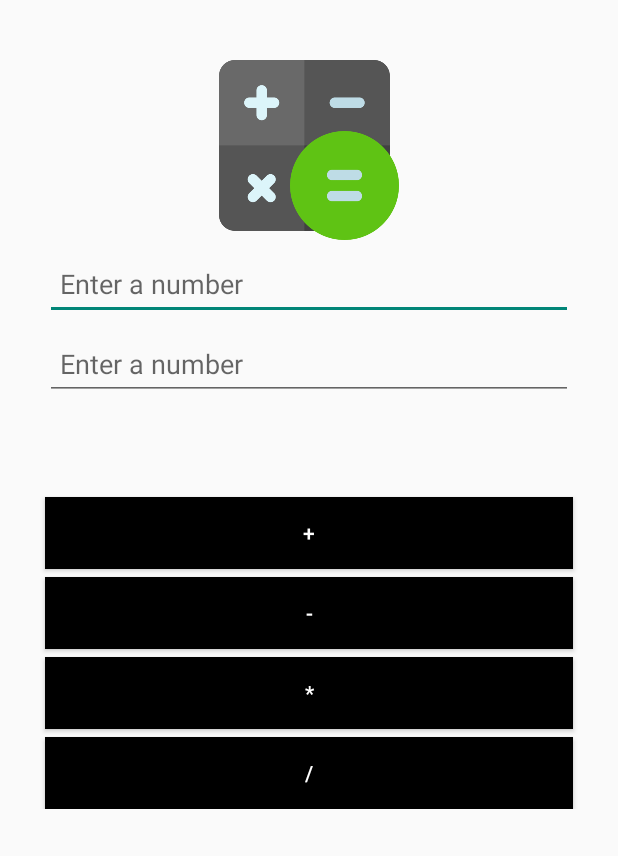
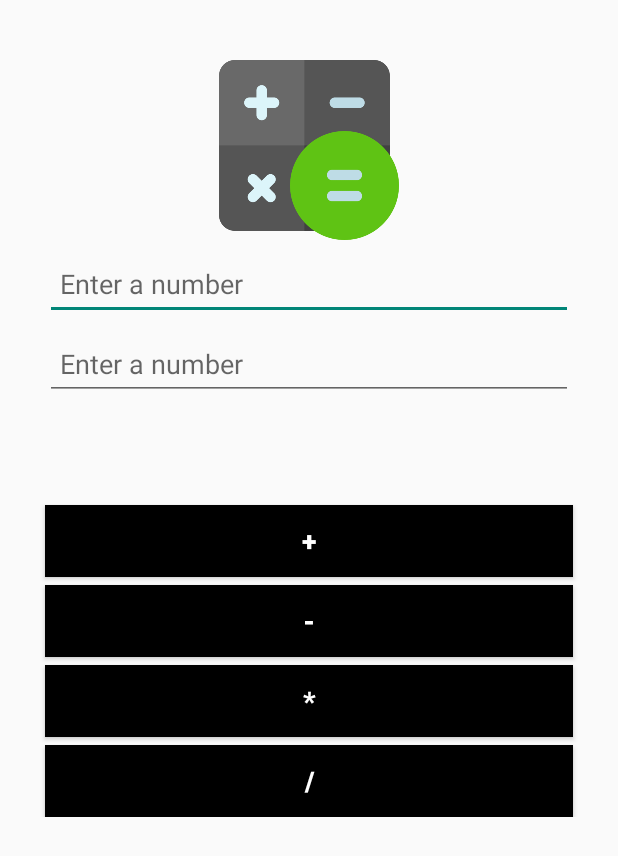
Before and after one commit to viralkumar28/All_Android-Native-, an Android app: the screen it shows after launch (MainActivity), on a phone screen of 412 x 824 dp. Shown: the top 856 px of the screen. Run offline under Robolectric (Android 15) with nearby library versions, the phone set to English and light mode, and no system bars.

Commit message:
Calculator finished

```diff
--- a/app/src/main/java/com/example/all_android/MainActivity.java
+++ b/app/src/main/java/com/example/all_android/MainActivity.java
@@ -2,19 +2,61 @@ package com.example.all_android;
 
 import androidx.appcompat.app.AppCompatActivity;
 
+import android.annotation.SuppressLint;
 import android.os.Bundle;
+import android.view.View;
 import android.widget.Button;
-import android.widget.ImageView;
+import android.widget.EditText;
+import android.widget.TextView;
 
 public class MainActivity extends AppCompatActivity {
-    ImageView imageView1,imageView2,imageView3;
-    Button next;
-    Button pre;
+    EditText firstValue, secondValue;
+    TextView answer;
+    Button add, sub, mul, div;
+
+    @SuppressLint("MissingInflatedId")
     @Override
     protected void onCreate(Bundle savedInstanceState) {
         super.onCreate(savedInstanceState);
         setContentView(R.layout.activity_main);
 
+        firstValue =  findViewById(R.id.editTextNumber);
+        secondValue = findViewById(R.id.editTextNumber2);
 
+        answer = findViewById(R.id.textViewResult);
+
+        add = findViewById(R.id.btnAdd);
+        sub = findViewById(R.id.btnSubtract);
+        mul = findViewById(R.id.btnMultiply);
+        div = findViewById(R.id.btnDivide);
+
+        add.setOnClickListener(view -> {
+            int first, second, result;
+            first = Integer.parseInt(firstValue.getText().toString());
+            second = Integer.parseInt(secondValue.getText().toString());
+            result = first+second;
+            answer.setText("Ans is = "+result);
+        });
+        sub.setOnClickListener(view -> {
+            int first, second, result;
+            first = Integer.parseInt(firstValue.getText().toString());
+            second = Integer.parseInt(secondValue.getText().toString());
+            result = first-second;
+            answer.setText("Ans is = "+result);
+        });
+        mul.setOnClickListener(view -> {
+            int first, second, result;
+            first = Integer.parseInt(firstValue.getText().toString());
+            second = Integer.parseInt(secondValue.getText().toString());
+            result = first*second;
+            answer.setText("Ans is = "+result);
+        });
+        div.setOnClickListener(view -> {
+            int first, second, result;
+            first = Integer.parseInt(firstValue.getText().toString());
+            second = Integer.parseInt(secondValue.getText().toString());
+            result = first/second;
+            answer.setText("Ans is = "+result);
+        });
     }
 }
--- a/app/src/main/res/layout/activity_main.xml
+++ b/app/src/main/res/layout/activity_main.xml
@@ -5,9 +5,9 @@
     xmlns:tools="http://schemas.android.com/tools"
     tools:context=".MainActivity"
     xmlns:android="http://schemas.android.com/apk/res/android">
-<LinearLayout xmlns:android="http://schemas.android.com/apk/res/android"
+<LinearLayout
     android:layout_width="match_parent"
-    android:layout_height="match_parent"
+    android:layout_height="wrap_content"
     android:layout_marginTop="40dp"
     android:orientation="vertical">
     <ImageView
@@ -26,10 +26,11 @@
         android:layout_marginTop="5dp"
         android:layout_marginRight="30dp"
         android:ems="10"
-        android:hint="Enter a number"
+        android:hint="@string/enter_a_number"
         android:inputType="number"
         android:minHeight="48dp"
-        android:padding="10dp" />
+        android:padding="10dp"
+        />
 
     <EditText
         android:id="@+id/editTextNumber2"
@@ -39,43 +40,50 @@
         android:layout_marginTop="5dp"
         android:layout_marginRight="30dp"
         android:ems="10"
-        android:hint="Enter a number"
+        android:hint="@string/enter_a_number"
         android:inputType="number"
         android:minHeight="48dp"
-        android:padding="10dp" />
+        android:padding="10dp"
+        />
 
     <TextView
-        android:id="@+id/textView"
+        android:id="@+id/textViewResult"
         android:layout_width="match_parent"
         android:layout_height="wrap_content"
         android:layout_marginLeft="30dp"
         android:layout_marginTop="5dp"
         android:layout_marginRight="30dp"
-        android:padding="10dp" />
+        android:padding="10dp"
+        android:textSize="18sp"
+        android:textStyle="bold" />
 
     <Button
         android:id="@+id/btnAdd"
         android:layout_width="match_parent"
         android:layout_height="wrap_content"
         android:layout_marginLeft="30dp"
-        android:textColor="@color/white"
         android:layout_marginTop="20dp"
         android:layout_marginRight="30dp"
         android:background="@color/black"
         android:padding="10dp"
-        android:text="+" />
+        android:text="@string/plus"
+        android:textColor="@color/white"
+        android:textSize="18sp"
+        android:textStyle="bold" />
 
     <Button
         android:id="@+id/btnSubtract"
         android:layout_width="match_parent"
         android:layout_height="wrap_content"
         android:layout_marginLeft="30dp"
-        android:textColor="@color/white"
         android:layout_marginTop="5dp"
         android:layout_marginRight="30dp"
         android:background="@color/black"
         android:padding="10dp"
-        android:text="-" />
+        android:text="@string/subtract"
+        android:textColor="@color/white"
+        android:textSize="18sp"
+        android:textStyle="bold" />
 
     <Button
         android:id="@+id/btnMultiply"
@@ -83,22 +91,26 @@
         android:layout_height="wrap_content"
         android:layout_marginLeft="30dp"
         android:layout_marginTop="5dp"
-        android:textColor="@color/white"
         android:layout_marginRight="30dp"
         android:background="@color/black"
         android:padding="10dp"
-        android:text="*" />
+        android:text="@string/multiply"
+        android:textColor="@color/white"
+        android:textSize="18sp"
+        android:textStyle="bold" />
 
     <Button
         android:id="@+id/btnDivide"
         android:layout_width="match_parent"
         android:layout_height="wrap_content"
         android:layout_marginLeft="30dp"
-        android:textColor="@color/white"
         android:layout_marginTop="5dp"
         android:layout_marginRight="30dp"
         android:background="@color/black"
         android:padding="10dp"
-        android:text="/" />
+        android:text="@string/divide"
+        android:textColor="@color/white"
+        android:textSize="18sp"
+        android:textStyle="bold" />
 </LinearLayout>
 </ScrollView>
--- a/app/src/main/res/values/strings.xml
+++ b/app/src/main/res/values/strings.xml
@@ -6,4 +6,9 @@
     <string name="tic_tac_toe">Tic Tac Toe</string>
     <string name="next">Next</string>
     <string name="icon">Icon</string>
+    <string name="enter_a_number">Enter a number</string>
+    <string name="plus">+</string>
+    <string name="subtract">-</string>
+    <string name="multiply">*</string>
+    <string name="divide">/</string>
 </resources>
```
